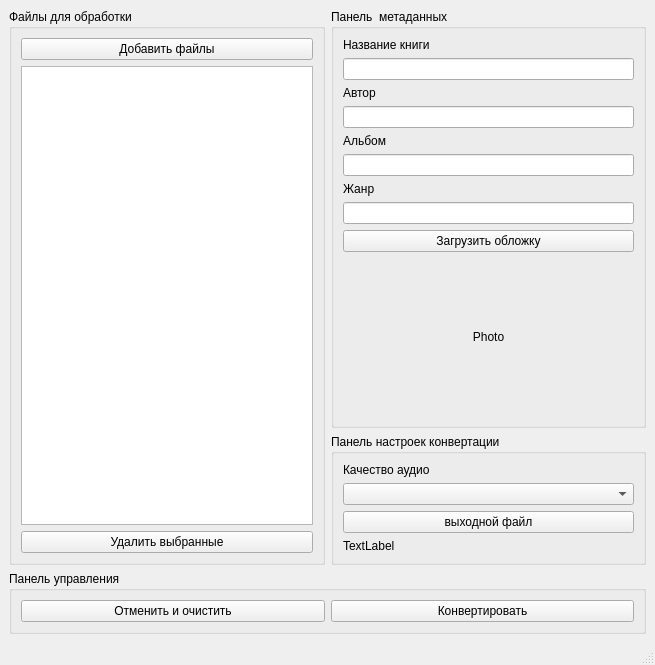
Qt form gui/main_window.ui (Alexploy777/audiobook_creator) before a commit.
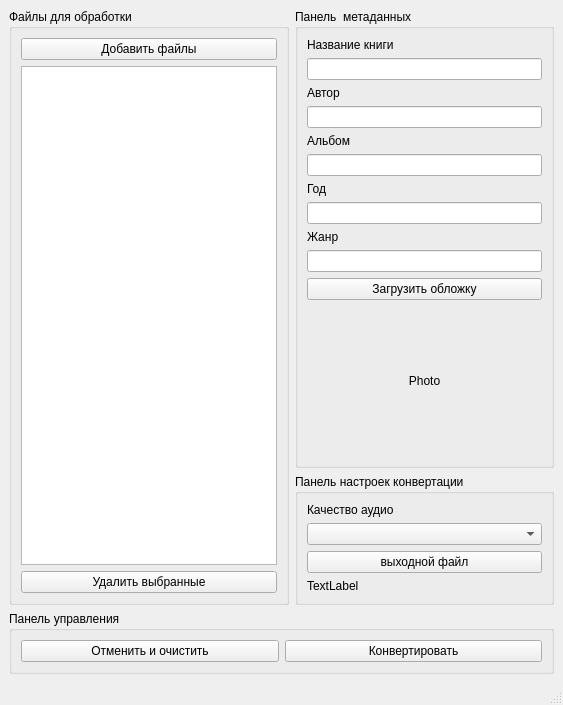
The same form after that commit.

What changed in the file:
```diff
--- a/gui/main_window.ui
+++ b/gui/main_window.ui
@@ -6,7 +6,7 @@
    <rect>
     <x>0</x>
     <y>0</y>
-    <width>655</width>
+    <width>563</width>
     <height>665</height>
    </rect>
   </property>
@@ -124,7 +124,21 @@
             </widget>
            </item>
            <item>
-            <widget class="QLineEdit" name="album_name"/>
+            <widget class="QLineEdit" name="lineEdit_album"/>
+           </item>
+          </layout>
+         </item>
+         <item>
+          <layout class="QVBoxLayout" name="verticalLayout_10">
+           <item>
+            <widget class="QLabel" name="label_album_name_3">
+             <property name="text">
+              <string>Год</string>
+             </property>
+            </widget>
+           </item>
+           <item>
+            <widget class="QLineEdit" name="lineEdit_year"/>
            </item>
           </layout>
          </item>
```
Left out of the diff: 10 changed lines with no effect on the pictures.
